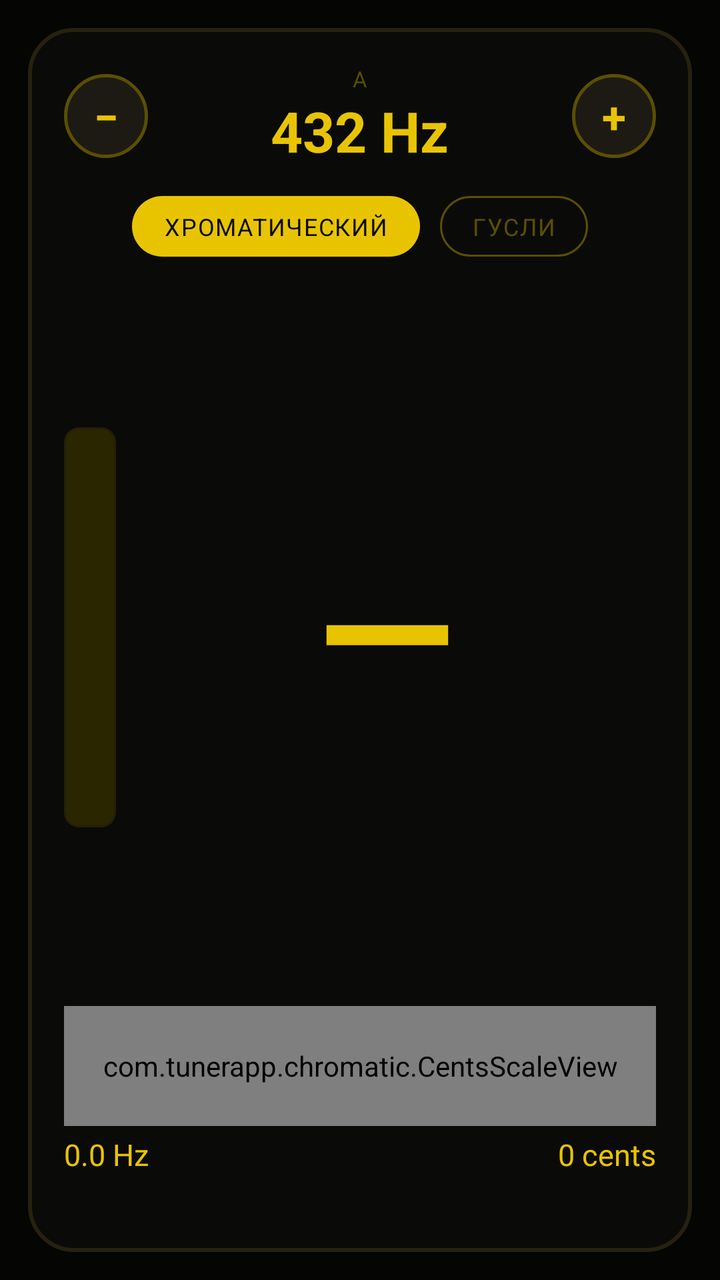
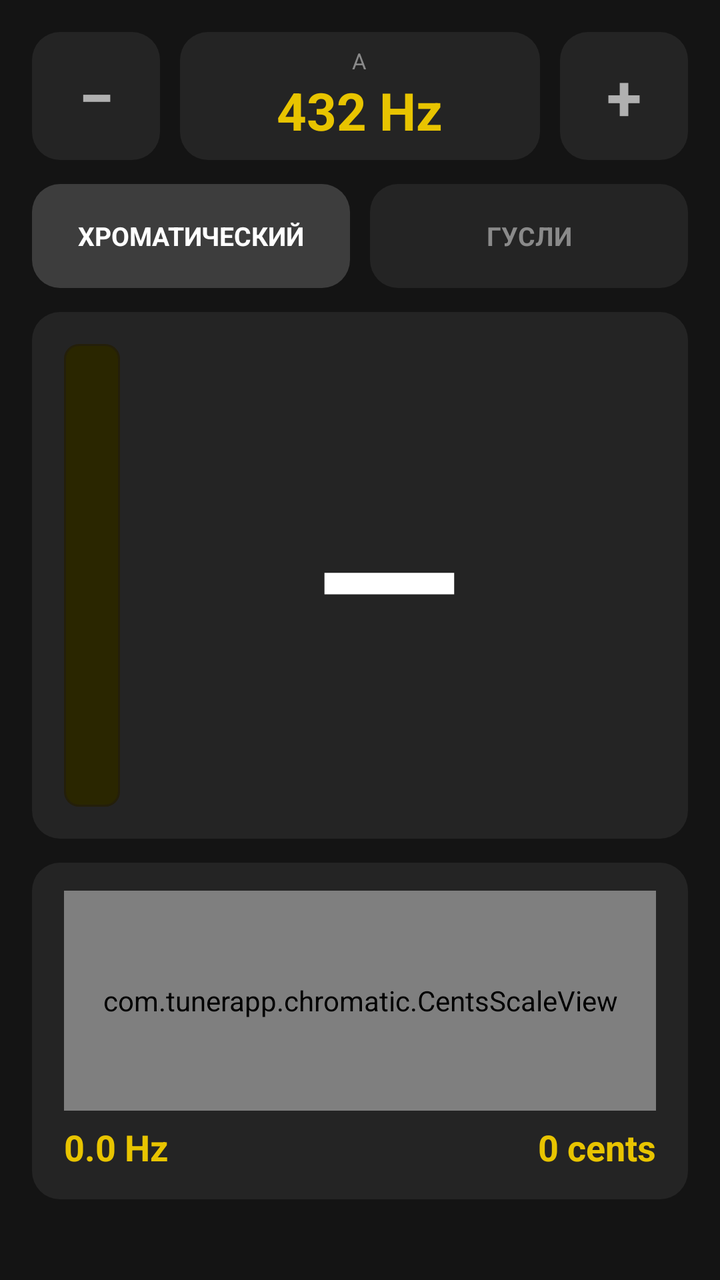

Compare the two renders of this Android layout. The source of the first and the diff that turns it into the second are given below.
<!-- AndroidManifest.xml: application theme Theme.Tuner -->
<!-- res/layout/activity_main.xml -->
<?xml version="1.0" encoding="utf-8"?>
<LinearLayout xmlns:android="http://schemas.android.com/apk/res/android"
    xmlns:app="http://schemas.android.com/apk/res/app"
    android:layout_width="match_parent"
    android:layout_height="match_parent"
    android:background="#050504"
    android:orientation="vertical"
    android:padding="14dp">

    <LinearLayout
        android:layout_width="match_parent"
        android:layout_height="0dp"
        android:layout_weight="1"
        android:orientation="vertical"
        android:background="@drawable/screen_bg"
        android:padding="18dp">

        
        <LinearLayout
            android:layout_width="match_parent"
            android:layout_height="wrap_content"
            android:gravity="center"
            android:orientation="horizontal">

            <TextView
                android:id="@+id/minusBtn"
                android:layout_width="42dp"
                android:layout_height="42dp"
                android:background="@drawable/circle_button_bg"
                android:gravity="center"
                android:text="−"
                android:textColor="#E8C400"
                android:textSize="22sp"
                android:textStyle="bold" />

            <LinearLayout
                android:layout_width="0dp"
                android:layout_height="wrap_content"
                android:layout_weight="1"
                android:gravity="center"
                android:orientation="vertical">

                <TextView
                    android:layout_width="wrap_content"
                    android:layout_height="wrap_content"
                    android:letterSpacing="0.3"
                    android:text="A"
                    android:textColor="#5A4F00"
                    android:textSize="11sp" />

                <TextView
                    android:id="@+id/a4Value"
                    android:layout_width="wrap_content"
                    android:layout_height="wrap_content"
                    android:text="432 Hz"
                    android:textColor="#E8C400"
                    android:textSize="28sp"
                    android:textStyle="bold" />
            </LinearLayout>

            <TextView
                android:id="@+id/plusBtn"
                android:layout_width="42dp"
                android:layout_height="42dp"
                android:background="@drawable/circle_button_bg"
                android:gravity="center"
                android:text="+"
                android:textColor="#E8C400"
                android:textSize="22sp"
                android:textStyle="bold" />
        </LinearLayout>

        
        <LinearLayout
            android:layout_width="match_parent"
            android:layout_height="wrap_content"
            android:layout_marginTop="14dp"
            android:gravity="center"
            android:orientation="horizontal">

            <TextView
                android:id="@+id/profChromatic"
                android:layout_width="wrap_content"
                android:layout_height="wrap_content"
                android:background="@drawable/profile_btn_active"
                android:letterSpacing="0.05"
                android:paddingLeft="16dp"
                android:paddingTop="7dp"
                android:paddingRight="16dp"
                android:paddingBottom="7dp"
                android:text="ХРОМАТИЧЕСКИЙ"
                android:textColor="#0A0A08"
                android:textSize="12sp" />

            <View
                android:layout_width="10dp"
                android:layout_height="1dp" />

            <TextView
                android:id="@+id/profGusli"
                android:layout_width="wrap_content"
                android:layout_height="wrap_content"
                android:background="@drawable/profile_btn_inactive"
                android:letterSpacing="0.05"
                android:paddingLeft="16dp"
                android:paddingTop="7dp"
                android:paddingRight="16dp"
                android:paddingBottom="7dp"
                android:text="ГУСЛИ"
                android:textColor="#5A4F00"
                android:textSize="12sp" />
        </LinearLayout>

        
        <LinearLayout
            android:layout_width="match_parent"
            android:layout_height="0dp"
            android:layout_weight="1"
            android:gravity="center_vertical"
            android:orientation="horizontal">

            <FrameLayout
                android:layout_width="26dp"
                android:layout_height="200dp"
                android:background="@drawable/volume_track_bg"
                android:padding="2dp">

                <View
                    android:id="@+id/volFill"
                    android:layout_width="match_parent"
                    android:layout_height="0dp"
                    android:layout_gravity="bottom"
                    android:background="@drawable/volume_fill_bg" />
            </FrameLayout>

            <LinearLayout
                android:layout_width="0dp"
                android:layout_height="match_parent"
                android:layout_weight="1"
                android:gravity="center"
                android:orientation="horizontal">

                <TextView
                    android:id="@+id/noteText"
                    android:layout_width="wrap_content"
                    android:layout_height="wrap_content"
                    android:text="—"
                    android:textColor="#E8C400"
                    android:textSize="90sp"
                    android:textStyle="bold" />

                <TextView
                    android:id="@+id/noteSharp"
                    android:layout_width="wrap_content"
                    android:layout_height="wrap_content"
                    android:layout_marginTop="6dp"
                    android:text=""
                    android:textColor="#E8C400"
                    android:textSize="40sp"
                    android:textStyle="bold" />

                <TextView
                    android:id="@+id/noteOctave"
                    android:layout_width="wrap_content"
                    android:layout_height="wrap_content"
                    android:layout_gravity="bottom"
                    android:layout_marginBottom="14dp"
                    android:text=""
                    android:textColor="#E8C400"
                    android:textSize="30sp"
                    android:textStyle="bold" />
            </LinearLayout>
        </LinearLayout>

        
        <com.tunerapp.chromatic.CentsScaleView
            android:id="@+id/centsScale"
            android:layout_width="match_parent"
            android:layout_height="60dp"
            android:layout_marginTop="4dp" />

        
        <LinearLayout
            android:layout_width="match_parent"
            android:layout_height="wrap_content"
            android:layout_marginTop="4dp"
            android:orientation="horizontal">

            <TextView
                android:id="@+id/freqReadout"
                android:layout_width="0dp"
                android:layout_height="wrap_content"
                android:layout_weight="1"
                android:text="0.0 Hz"
                android:textColor="#E8C400"
                android:textSize="15sp" />

            <TextView
                android:id="@+id/centsReadout"
                android:layout_width="0dp"
                android:layout_height="wrap_content"
                android:layout_weight="1"
                android:gravity="end"
                android:text="0 cents"
                android:textColor="#E8C400"
                android:textSize="15sp" />
        </LinearLayout>

        <TextView
            android:id="@+id/statusMsg"
            android:layout_width="match_parent"
            android:layout_height="wrap_content"
            android:layout_marginTop="6dp"
            android:gravity="center"
            android:letterSpacing="0.1"
            android:text=""
            android:textColor="#5A4F00"
            android:textSize="11sp" />

    </LinearLayout>

</LinearLayout>
<!-- resources referenced by this layout -->
<resources>
  <!-- drawable circle_button_bg (drawable) -->
  <?xml version="1.0" encoding="utf-8"?>
  <shape xmlns:android="http://schemas.android.com/apk/res/android" android:shape="oval">
      <solid android:color="#1C1A12"/>
      <stroke android:width="1.5dp" android:color="#5A4F00"/>
  </shape>
  <!-- drawable profile_btn_active (drawable) -->
  <?xml version="1.0" encoding="utf-8"?>
  <shape xmlns:android="http://schemas.android.com/apk/res/android" android:shape="rectangle">
      <corners android:radius="16dp"/>
      <solid android:color="#E8C400"/>
  </shape>
  <!-- drawable profile_btn_inactive (drawable) -->
  <?xml version="1.0" encoding="utf-8"?>
  <shape xmlns:android="http://schemas.android.com/apk/res/android" android:shape="rectangle">
      <corners android:radius="16dp"/>
      <solid android:color="#00000000"/>
      <stroke android:width="1dp" android:color="#5A4F00"/>
  </shape>
  <!-- drawable screen_bg (drawable) -->
  <?xml version="1.0" encoding="utf-8"?>
  <shape xmlns:android="http://schemas.android.com/apk/res/android" android:shape="rectangle">
      <corners android:radius="22dp"/>
      <solid android:color="#0A0A08"/>
      <stroke android:width="2dp" android:color="#262110"/>
  </shape>
  <!-- drawable volume_fill_bg (drawable) -->
  <?xml version="1.0" encoding="utf-8"?>
  <shape xmlns:android="http://schemas.android.com/apk/res/android" android:shape="rectangle">
      <corners android:radius="6dp"/>
      <gradient
          android:startColor="#FFF6B0"
          android:centerColor="#E8C400"
          android:endColor="#A88800"
          android:angle="90"/>
  </shape>
  <!-- drawable volume_track_bg (drawable) -->
  <?xml version="1.0" encoding="utf-8"?>
  <shape xmlns:android="http://schemas.android.com/apk/res/android" android:shape="rectangle">
      <corners android:radius="7dp"/>
      <solid android:color="#2A2600"/>
      <stroke android:width="1dp" android:color="#241F0A"/>
  </shape>
  <style name="Theme.Tuner" parent="Theme.AppCompat.NoActionBar">
          <item name="android:windowBackground">@android:color/black</item>
          <item name="android:statusBarColor">@android:color/black</item>
      </style>
</resources>

<!-- the commit's change to res/layout/activity_main.xml (unified diff, before → after) -->
@@ -1,161 +1,159 @@
 <?xml version="1.0" encoding="utf-8"?>
 <LinearLayout xmlns:android="http://schemas.android.com/apk/res/android"
-    xmlns:app="http://schemas.android.com/apk/res/app"
     android:layout_width="match_parent"
     android:layout_height="match_parent"
-    android:background="#050504"
+    android:background="#141414"
     android:orientation="vertical"
-    android:padding="14dp">
-
+    android:padding="16dp">
+
+    
+    <LinearLayout
+        android:layout_width="match_parent"
+        android:layout_height="wrap_content"
+        android:gravity="center_vertical"
+        android:orientation="horizontal">
+
+        <TextView
+            android:id="@+id/minusBtn"
+            android:layout_width="64dp"
+            android:layout_height="64dp"
+            android:background="@drawable/card_bg"
+            android:gravity="center"
+            android:text="−"
+            android:textColor="#B0B0B0"
+            android:textSize="32sp"
+            android:textStyle="bold" />
+
+        <LinearLayout
+            android:layout_width="0dp"
+            android:layout_height="64dp"
+            android:layout_weight="1"
+            android:layout_marginLeft="10dp"
+            android:layout_marginRight="10dp"
+            android:background="@drawable/card_bg"
+            android:gravity="center"
+            android:orientation="vertical">
+
+            <TextView
+                android:layout_width="wrap_content"
+                android:layout_height="wrap_content"
+                android:letterSpacing="0.2"
+                android:text="A"
+                android:textColor="#8A8A8A"
+                android:textSize="11sp" />
+
+            <TextView
+                android:id="@+id/a4Value"
+                android:layout_width="wrap_content"
+                android:layout_height="wrap_content"
+                android:text="432 Hz"
+                android:textColor="#E8C400"
+                android:textSize="26sp"
+                android:textStyle="bold" />
+        </LinearLayout>
+
+        <TextView
+            android:id="@+id/plusBtn"
+            android:layout_width="64dp"
+            android:layout_height="64dp"
+            android:background="@drawable/card_bg"
+            android:gravity="center"
+            android:text="+"
+            android:textColor="#B0B0B0"
+            android:textSize="32sp"
+            android:textStyle="bold" />
+    </LinearLayout>
+
+    
+    <LinearLayout
+        android:layout_width="match_parent"
+        android:layout_height="wrap_content"
+        android:layout_marginTop="12dp"
+        android:orientation="horizontal">
+
+        <TextView
+            android:id="@+id/profChromatic"
+            android:layout_width="0dp"
+            android:layout_height="52dp"
+            android:layout_weight="1"
+            android:background="@drawable/card_bg_active"
+            android:gravity="center"
+            android:text="ХРОМАТИЧЕСКИЙ"
+            android:textColor="#FFFFFF"
+            android:textSize="13sp"
+            android:textStyle="bold" />
+
+        <View
+            android:layout_width="10dp"
+            android:layout_height="1dp" />
+
+        <TextView
+            android:id="@+id/profGusli"
+            android:layout_width="0dp"
+            android:layout_height="52dp"
+            android:layout_weight="1"
+            android:background="@drawable/card_bg"
+            android:gravity="center"
+            android:text="ГУСЛИ"
+            android:textColor="#8A8A8A"
+            android:textSize="13sp"
+            android:textStyle="bold" />
+    </LinearLayout>
+
+    
     <LinearLayout
         android:layout_width="match_parent"
         android:layout_height="0dp"
         android:layout_weight="1"
-        android:orientation="vertical"
-        android:background="@drawable/screen_bg"
-        android:padding="18dp">
-
-        
+        android:layout_marginTop="12dp"
+        android:background="@drawable/card_bg"
+        android:gravity="center_vertical"
+        android:orientation="horizontal"
+        android:padding="16dp">
+
+        <FrameLayout
+            android:id="@+id/volTrack"
+            android:layout_width="28dp"
+            android:layout_height="match_parent"
+            android:background="@drawable/volume_track_bg"
+            android:padding="3dp">
+
+            <View
+                android:id="@+id/volFill"
+                android:layout_width="match_parent"
+                android:layout_height="0dp"
+                android:layout_gravity="bottom"
+                android:background="@drawable/volume_fill_bg" />
+        </FrameLayout>
+
         <LinearLayout
-            android:layout_width="match_parent"
+            android:layout_width="0dp"
             android:layout_height="wrap_content"
+            android:layout_weight="1"
             android:gravity="center"
             android:orientation="horizontal">
 
             <TextView
-                android:id="@+id/minusBtn"
-                android:layout_width="42dp"
-                android:layout_height="42dp"
-                android:background="@drawable/circle_button_bg"
-                android:gravity="center"
-                android:text="−"
-                android:textColor="#E8C400"
-                android:textSize="22sp"
+                android:id="@+id/noteText"
+                android:layout_width="wrap_content"
+                android:layout_height="wrap_content"
+                android:text="—"
+                android:textColor="#FFFFFF"
+                android:textSize="96sp"
                 android:textStyle="bold" />
 
             <LinearLayout
-                android:layout_width="0dp"
-                android:layout_height="wrap_content"
-                android:layout_weight="1"
-                android:gravity="center"
+                android:layout_width="wrap_content"
+                android:layout_height="wrap_content"
+                android:layout_gravity="center_vertical"
                 android:orientation="vertical">
-
-                <TextView
-                    android:layout_width="wrap_content"
-                    android:layout_height="wrap_content"
-                    android:letterSpacing="0.3"
-                    android:text="A"
-                    android:textColor="#5A4F00"
-                    android:textSize="11sp" />
-
-                <TextView
-                    android:id="@+id/a4Value"
-                    android:layout_width="wrap_content"
-                    android:layout_height="wrap_content"
-                    android:text="432 Hz"
-                    android:textColor="#E8C400"
-                    android:textSize="28sp"
-                    android:textStyle="bold" />
-            </LinearLayout>
-
-            <TextView
-                android:id="@+id/plusBtn"
-                android:layout_width="42dp"
-                android:layout_height="42dp"
-                android:background="@drawable/circle_button_bg"
-                android:gravity="center"
-                android:text="+"
-                android:textColor="#E8C400"
-                android:textSize="22sp"
-                android:textStyle="bold" />
-        </LinearLayout>
-
-        
-        <LinearLayout
-            android:layout_width="match_parent"
-            android:layout_height="wrap_content"
-            android:layout_marginTop="14dp"
-            android:gravity="center"
-            android:orientation="horizontal">
-
-            <TextView
-                android:id="@+id/profChromatic"
-                android:layout_width="wrap_content"
-                android:layout_height="wrap_content"
-                android:background="@drawable/profile_btn_active"
-                android:letterSpacing="0.05"
-                android:paddingLeft="16dp"
-                android:paddingTop="7dp"
-                android:paddingRight="16dp"
-                android:paddingBottom="7dp"
-                android:text="ХРОМАТИЧЕСКИЙ"
-                android:textColor="#0A0A08"
-                android:textSize="12sp" />
-
-            <View
-                android:layout_width="10dp"
-                android:layout_height="1dp" />
-
-            <TextView
-                android:id="@+id/profGusli"
-                android:layout_width="wrap_content"
-                android:layout_height="wrap_content"
-                android:background="@drawable/profile_btn_inactive"
-                android:letterSpacing="0.05"
-                android:paddingLeft="16dp"
-                android:paddingTop="7dp"
-                android:paddingRight="16dp"
-                android:paddingBottom="7dp"
-                android:text="ГУСЛИ"
-                android:textColor="#5A4F00"
-                android:textSize="12sp" />
-        </LinearLayout>
-
-        
-        <LinearLayout
-            android:layout_width="match_parent"
-            android:layout_height="0dp"
-            android:layout_weight="1"
-            android:gravity="center_vertical"
-            android:orientation="horizontal">
-
-            <FrameLayout
-                android:layout_width="26dp"
-                android:layout_height="200dp"
-                android:background="@drawable/volume_track_bg"
-                android:padding="2dp">
-
-                <View
-                    android:id="@+id/volFill"
-                    android:layout_width="match_parent"
-                    android:layout_height="0dp"
-                    android:layout_gravity="bottom"
-                    android:background="@drawable/volume_fill_bg" />
-            </FrameLayout>
-
-            <LinearLayout
-                android:layout_width="0dp"
-                android:layout_height="match_parent"
-                android:layout_weight="1"
-                android:gravity="center"
-                android:orientation="horizontal">
-
-                <TextView
-                    android:id="@+id/noteText"
-                    android:layout_width="wrap_content"
-                    android:layout_height="wrap_content"
-                    android:text="—"
-                    android:textColor="#E8C400"
-                    android:textSize="90sp"
-                    android:textStyle="bold" />
 
                 <TextView
                     android:id="@+id/noteSharp"
                     android:layout_width="wrap_content"
                     android:layout_height="wrap_content"
-                    android:layout_marginTop="6dp"
                     android:text=""
-                    android:textColor="#E8C400"
+                    android:textColor="#FFFFFF"
                     android:textSize="40sp"
                     android:textStyle="bold" />
 
@@ -163,27 +161,35 @@
                     android:id="@+id/noteOctave"
                     android:layout_width="wrap_content"
                     android:layout_height="wrap_content"
-                    android:layout_gravity="bottom"
-                    android:layout_marginBottom="14dp"
                     android:text=""
-                    android:textColor="#E8C400"
-                    android:textSize="30sp"
+                    android:textColor="#8A8A8A"
+                    android:textSize="34sp"
                     android:textStyle="bold" />
             </LinearLayout>
         </LinearLayout>
-
-        
+    </LinearLayout>
+
+    
+    <LinearLayout
+        android:layout_width="match_parent"
+        android:layout_height="wrap_content"
+        android:layout_marginTop="12dp"
+        android:background="@drawable/card_bg"
+        android:orientation="vertical"
+        android:paddingLeft="16dp"
+        android:paddingTop="14dp"
+        android:paddingRight="16dp"
+        android:paddingBottom="14dp">
+
         <com.tunerapp.chromatic.CentsScaleView
             android:id="@+id/centsScale"
             android:layout_width="match_parent"
-            android:layout_height="60dp"
-            android:layout_marginTop="4dp" />
-
-        
+            android:layout_height="110dp" />
+
         <LinearLayout
             android:layout_width="match_parent"
             android:layout_height="wrap_content"
-            android:layout_marginTop="4dp"
+            android:layout_marginTop="6dp"
             android:orientation="horizontal">
 
             <TextView
@@ -193,7 +199,8 @@
                 android:layout_weight="1"
                 android:text="0.0 Hz"
                 android:textColor="#E8C400"
-                android:textSize="15sp" />
+                android:textSize="18sp"
+                android:textStyle="bold" />
 
             <TextView
                 android:id="@+id/centsReadout"
@@ -203,20 +210,19 @@
                 android:gravity="end"
                 android:text="0 cents"
                 android:textColor="#E8C400"
-                android:textSize="15sp" />
+                android:textSize="18sp"
+                android:textStyle="bold" />
         </LinearLayout>
-
-        <TextView
-            android:id="@+id/statusMsg"
-            android:layout_width="match_parent"
-            android:layout_height="wrap_content"
-            android:layout_marginTop="6dp"
-            android:gravity="center"
-            android:letterSpacing="0.1"
-            android:text=""
-            android:textColor="#5A4F00"
-            android:textSize="11sp" />
-
-    </LinearLayout>
+    </LinearLayout>
+
+    <TextView
+        android:id="@+id/statusMsg"
+        android:layout_width="match_parent"
+        android:layout_height="wrap_content"
+        android:layout_marginTop="8dp"
+        android:gravity="center"
+        android:text=""
+        android:textColor="#8A8A8A"
+        android:textSize="12sp" />
 
 </LinearLayout>
<!-- resource entries referenced after the edit -->
@@ -1,40 +1,22 @@
 <!-- resources referenced by this layout -->
 <resources>
-  <!-- drawable circle_button_bg (drawable) -->
-  <?xml version="1.0" encoding="utf-8"?>
-  <shape xmlns:android="http://schemas.android.com/apk/res/android" android:shape="oval">
-      <solid android:color="#1C1A12"/>
-      <stroke android:width="1.5dp" android:color="#5A4F00"/>
-  </shape>
-  <!-- drawable profile_btn_active (drawable) -->
+  <!-- drawable card_bg (drawable) -->
   <?xml version="1.0" encoding="utf-8"?>
   <shape xmlns:android="http://schemas.android.com/apk/res/android" android:shape="rectangle">
-      <corners android:radius="16dp"/>
-      <solid android:color="#E8C400"/>
+      <corners android:radius="14dp"/>
+      <solid android:color="#242424"/>
   </shape>
-  <!-- drawable profile_btn_inactive (drawable) -->
+  <!-- drawable card_bg_active (drawable) -->
   <?xml version="1.0" encoding="utf-8"?>
   <shape xmlns:android="http://schemas.android.com/apk/res/android" android:shape="rectangle">
-      <corners android:radius="16dp"/>
-      <solid android:color="#00000000"/>
-      <stroke android:width="1dp" android:color="#5A4F00"/>
-  </shape>
-  <!-- drawable screen_bg (drawable) -->
-  <?xml version="1.0" encoding="utf-8"?>
-  <shape xmlns:android="http://schemas.android.com/apk/res/android" android:shape="rectangle">
-      <corners android:radius="22dp"/>
-      <solid android:color="#0A0A08"/>
-      <stroke android:width="2dp" android:color="#262110"/>
+      <corners android:radius="14dp"/>
+      <solid android:color="#3D3D3D"/>
   </shape>
   <!-- drawable volume_fill_bg (drawable) -->
   <?xml version="1.0" encoding="utf-8"?>
   <shape xmlns:android="http://schemas.android.com/apk/res/android" android:shape="rectangle">
-      <corners android:radius="6dp"/>
-      <gradient
-          android:startColor="#FFF6B0"
-          android:centerColor="#E8C400"
-          android:endColor="#A88800"
-          android:angle="90"/>
+      <corners android:radius="9dp"/>
+      <solid android:color="#E8C400"/>
   </shape>
   <!-- drawable volume_track_bg (drawable) -->
   <?xml version="1.0" encoding="utf-8"?>
